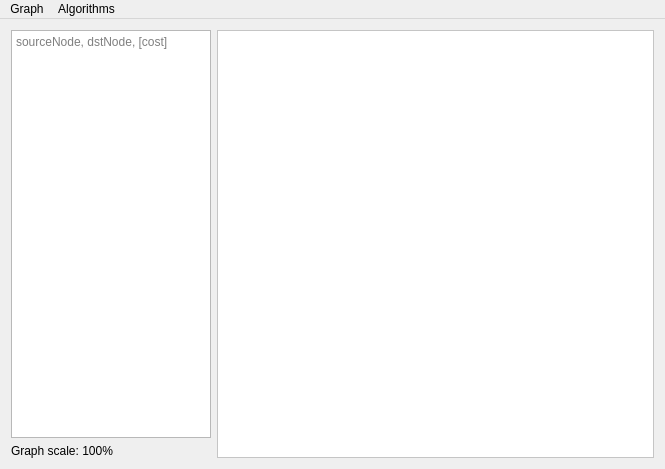
Old version of the form GraphApp/GraphApp/src/form/GraphApp.ui in the repository mariusunitbv/graphapp.
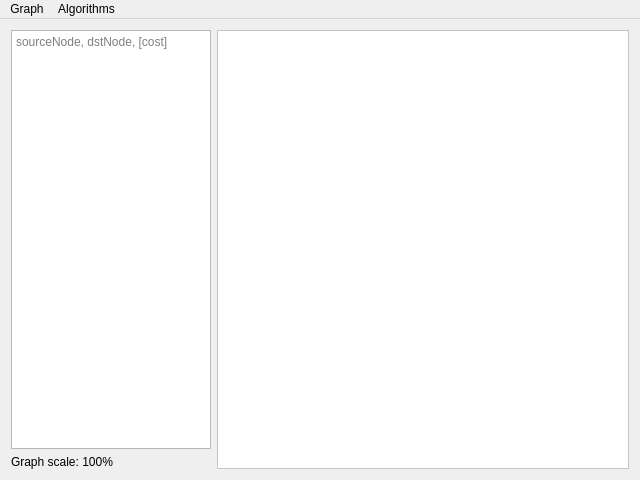
New version of the form. Custom widgets are drawn as their Qt base class.

Commit message: Added Strongly Connected Components and Connected Components for unoriented graphs

Diff of the .ui file:
```diff
--- a/GraphApp/GraphApp/src/form/GraphApp.ui
+++ b/GraphApp/GraphApp/src/form/GraphApp.ui
@@ -6,10 +6,16 @@
    <rect>
     <x>0</x>
     <y>0</y>
-    <width>665</width>
-    <height>469</height>
+    <width>640</width>
+    <height>480</height>
    </rect>
   </property>
+  <property name="minimumSize">
+   <size>
+    <width>640</width>
+    <height>480</height>
+   </size>
+  </property>
   <property name="windowTitle">
    <string>Graph Visualization Tool</string>
   </property>
@@ -76,7 +82,7 @@
     <rect>
      <x>0</x>
      <y>0</y>
-     <width>665</width>
+     <width>640</width>
      <height>21</height>
     </rect>
    </property>
```
Left out of the diff: 67 changed lines with no effect on the pictures. The commit also changes 40 other files.
